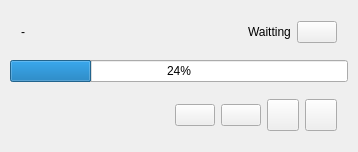
WangPengZhan/sVanilla, file sVanilla/src/ClientUi/Download/DownloadingListWidget.ui: the form before one commit.
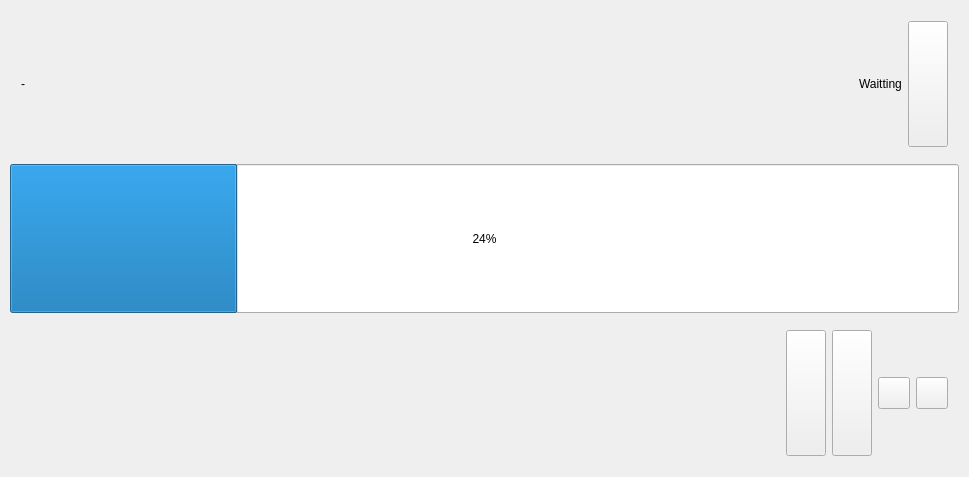
The form after the commit.

Commit message: feat(ui): update download page ui

```diff
--- a/sVanilla/src/ClientUi/Download/DownloadingListWidget.ui
+++ b/sVanilla/src/ClientUi/Download/DownloadingListWidget.ui
@@ -6,8 +6,8 @@
    <rect>
     <x>0</x>
     <y>0</y>
-    <width>358</width>
-    <height>144</height>
+    <width>969</width>
+    <height>477</height>
    </rect>
   </property>
   <property name="sizePolicy">
@@ -61,6 +61,12 @@
       </item>
       <item>
        <widget class="QPushButton" name="Delete">
+        <property name="sizePolicy">
+         <sizepolicy hsizetype="Preferred" vsizetype="Preferred">
+          <horstretch>0</horstretch>
+          <verstretch>0</verstretch>
+         </sizepolicy>
+        </property>
         <property name="text">
          <string/>
         </property>
@@ -71,6 +77,12 @@
    </item>
    <item>
     <widget class="QProgressBar" name="progressBar">
+     <property name="sizePolicy">
+      <sizepolicy hsizetype="Expanding" vsizetype="Preferred">
+       <horstretch>0</horstretch>
+       <verstretch>0</verstretch>
+      </sizepolicy>
+     </property>
      <property name="value">
       <number>24</number>
      </property>
@@ -122,6 +134,12 @@
       </item>
       <item>
        <widget class="QPushButton" name="Pause">
+        <property name="sizePolicy">
+         <sizepolicy hsizetype="Preferred" vsizetype="Preferred">
+          <horstretch>0</horstretch>
+          <verstretch>0</verstretch>
+         </sizepolicy>
+        </property>
         <property name="text">
          <string/>
         </property>
@@ -129,6 +147,12 @@
       </item>
       <item>
        <widget class="QPushButton" name="Start">
+        <property name="sizePolicy">
+         <sizepolicy hsizetype="Preferred" vsizetype="Preferred">
+          <horstretch>0</horstretch>
+          <verstretch>0</verstretch>
+         </sizepolicy>
+        </property>
         <property name="text">
          <string/>
         </property>
@@ -136,6 +160,12 @@
       </item>
       <item>
        <widget class="QPushButton" name="Folder">
+        <property name="sizePolicy">
+         <sizepolicy hsizetype="Preferred" vsizetype="Preferred">
+          <horstretch>0</horstretch>
+          <verstretch>0</verstretch>
+         </sizepolicy>
+        </property>
         <property name="minimumSize">
          <size>
           <width>32</width>
@@ -155,6 +185,12 @@
       </item>
       <item>
        <widget class="QPushButton" name="Detail">
+        <property name="sizePolicy">
+         <sizepolicy hsizetype="Preferred" vsizetype="Preferred">
+          <horstretch>0</horstretch>
+          <verstretch>0</verstretch>
+         </sizepolicy>
+        </property>
         <property name="minimumSize">
          <size>
           <width>32</width>
```
The commit also changes 3 other files.
